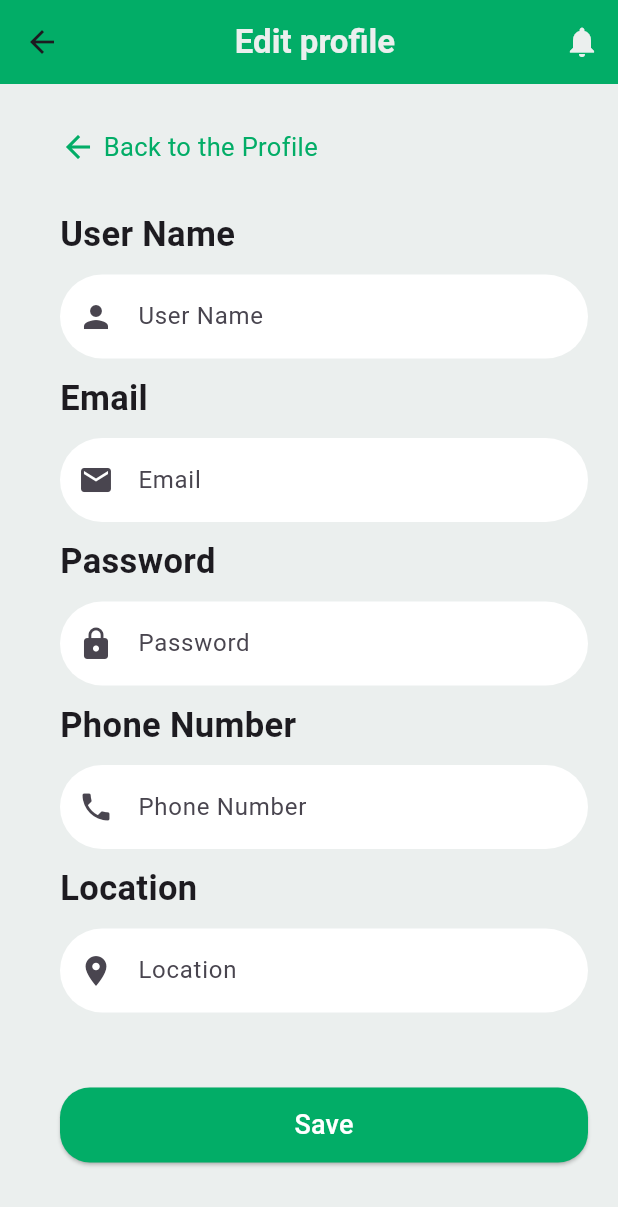
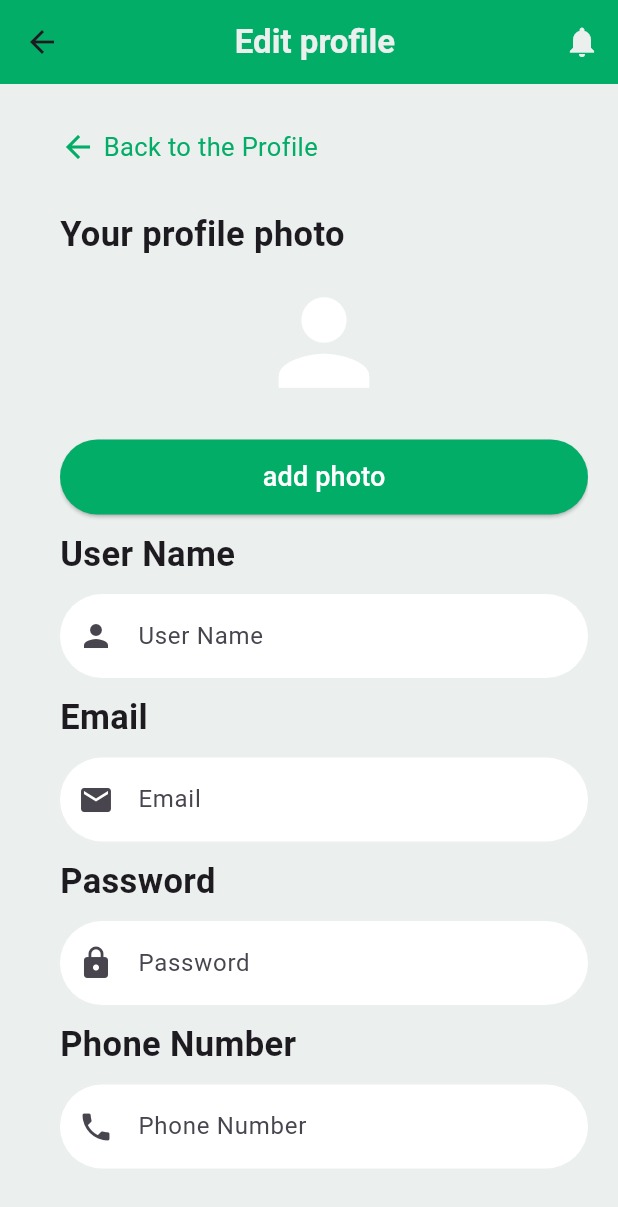
Before and after one commit to Saif-Daghsni/ServiceSpot_APP, a Flutter app: the ProfilePage screen opened by its route, after a tap on "Edit Profile", on a phone screen of 412 x 824 dp. Shown: the top 1207 px of the screen. Run offline on Flutter 3.47's test engine with Material 3 defaults, Android fonts, the phone set to English and light mode, and no system bars; our stand-ins replace cloud_firestore, firebase_auth, firebase_core, geolocator, google_maps_flutter, google_nav_bar and 2 more; accounts and stored records are empty.

Commit message:
profile potot

```diff
--- a/lib/main.dart
+++ b/lib/main.dart
@@ -27,6 +27,8 @@ sign up location te5dem
 step8:
 upload photos done
 
+step9:
+profile photo
 */
 
 
--- a/lib/pages/editeProfile_page.dart
+++ b/lib/pages/editeProfile_page.dart
@@ -1,6 +1,13 @@
+// ignore_for_file: avoid_print
+
+import 'dart:convert';
+import 'dart:io';
+import 'dart:typed_data';
+
 import 'package:flutter/material.dart';
 import 'package:firebase_auth/firebase_auth.dart';
 import 'package:cloud_firestore/cloud_firestore.dart';
+import 'package:image_picker/image_picker.dart';
 
 class EditeprofilePage extends StatefulWidget {
   const EditeprofilePage({super.key});
@@ -10,6 +17,10 @@ class EditeprofilePage extends StatefulWidget {
 }
 
 class _EditeprofilePageState extends State<EditeprofilePage> {
+  File? selectedImage;
+  String? imageBase64;
+  Uint8List? imageBytes;
+
   TextEditingController userNameController = TextEditingController();
   TextEditingController emailController = TextEditingController();
   TextEditingController passwordController = TextEditingController();
@@ -20,6 +31,19 @@ class _EditeprofilePageState extends State<EditeprofilePage> {
   void initState() {
     super.initState();
     _fetchUserData();
+  }
+
+  Future<void> _pickImage() async {
+    ImagePicker imagePicker = ImagePicker();
+    XFile? file = await imagePicker.pickImage(source: ImageSource.gallery);
+    if (file != null) {
+      File imageFile = File(file.path);
+      List<int> imageBytes = await imageFile.readAsBytes();
+      setState(() {
+        selectedImage = imageFile;
+        imageBase64 = base64Encode(imageBytes);
+      });
+    }
   }
 
   // Fetch the current user's data from Firestore
@@ -38,6 +62,19 @@ class _EditeprofilePageState extends State<EditeprofilePage> {
       phoneNumberController.text = userData['phone'] ?? '';
       locationController.text = userData['location'] ?? '';
       passwordController.text = userData['password'] ?? '';
+
+      String? imageBase64 = userData['imageBase64'];
+
+      if (imageBase64 != null && imageBase64.isNotEmpty) {
+        try {
+          Uint8List decodedImage = base64Decode(imageBase64);
+          setState(() {
+            imageBytes = decodedImage;
+          });
+        } catch (e) {
+          print("Error decoding image: $e");
+        }
+      }
     }
   }
 
@@ -53,6 +90,7 @@ class _EditeprofilePageState extends State<EditeprofilePage> {
             'email': emailController.text,
             'phone': phoneNumberController.text,
             'location': locationController.text,
+            'imageBase64': imageBase64 ?? '',
           });
       print("User data updated successfully!");
     }
@@ -119,6 +157,54 @@ class _EditeprofilePageState extends State<EditeprofilePage> {
                 ),
               ),
               SizedBox(height: 30),
+
+              Align(
+                alignment: Alignment.centerLeft,
+                child: Text(
+                  "Your profile photo",
+                  style: TextStyle(fontSize: 23, fontWeight: FontWeight.bold),
+                ),
+              ),
+
+              SizedBox(height: 10),
+
+              imageBytes != null
+            ? ClipOval(
+                child: Image.memory(
+                  imageBytes!,
+                  width: 150,
+                  height: 150,
+                  fit: BoxFit.cover,
+                ),
+              )
+            : Icon(
+            Icons.person,
+            color: Colors.white,
+            size: 90,
+          ),
+
+              SizedBox(height: 20),
+
+              SizedBox(
+                width: double.infinity,
+                height: 50,
+                child: ElevatedButton(
+                  onPressed: _pickImage,
+                  style: ElevatedButton.styleFrom(
+                    backgroundColor: const Color.fromRGBO(2, 173, 103, 1.0),
+                    shape: RoundedRectangleBorder(
+                      borderRadius: BorderRadius.circular(50),
+                      side: BorderSide(color: Colors.transparent, width: 2),
+                    ),
+                  ),
+                  child: Text(
+                    "add photo",
+                    style: TextStyle(fontSize: 18, color: Colors.white),
+                  ),
+                ),
+              ),
+
+              SizedBox(height: 10),
               Align(
                 alignment: Alignment.centerLeft,
                 child: Text(
@@ -200,7 +286,7 @@ class _EditeprofilePageState extends State<EditeprofilePage> {
                 child: ElevatedButton(
                   onPressed: () {
                     _updateUserData();
-                    Navigator.pushNamed(context, '/profilePage');
+                    Navigator.pushNamed(context, '/auth');
                   },
                   style: ElevatedButton.styleFrom(
                     backgroundColor: Color.fromRGBO(2, 173, 103, 1.0),
--- a/lib/pages/editeWorkerProfile.dart
+++ b/lib/pages/editeWorkerProfile.dart
@@ -76,8 +76,8 @@ class _EditWorkerProfileState extends State<EditWorkerProfile> {
             ? ClipOval(
                 child: Image.memory(
                   imageBytes!,
-                  width: 150,
-                  height: 150,
+                  width: 200,
+                  height: 200,
                   fit: BoxFit.cover,
                 ),
               )
--- a/lib/pages/profile_page.dart
+++ b/lib/pages/profile_page.dart
@@ -1,3 +1,6 @@
+import 'dart:convert';
+import 'dart:typed_data';
+
 import 'package:firebase_auth/firebase_auth.dart';
 import 'package:flutter/material.dart';
 import 'package:cloud_firestore/cloud_firestore.dart';
@@ -10,8 +13,18 @@ class ProfilePage extends StatefulWidget {
 }
 
 class _ProfilePageState extends State<ProfilePage> {
+
+  Uint8List? imageBytes;
+
   TextEditingController userNameController = TextEditingController();
   TextEditingController phoneNumberController = TextEditingController();
+
+
+   @override
+  void initState() {
+    super.initState();
+    _fetchUserData(); // Call to fetch user data when the page is loaded
+  }
 
   Future<void> _fetchUserData() async {
     User? user = FirebaseAuth.instance.currentUser;
@@ -24,14 +37,24 @@ class _ProfilePageState extends State<ProfilePage> {
       // Set the data in the text controllers
       userNameController.text = userData['username'] ?? 'No Username';
       phoneNumberController.text = userData['phone'] ?? 'No Phone Number';
+
+      String? imageBase64 = userData['imageBase64'];
+
+      if (imageBase64 != null && imageBase64.isNotEmpty) {
+        try {
+          Uint8List decodedImage = base64Decode(imageBase64);
+          setState(() {
+            imageBytes = decodedImage;
+          });
+        } catch (e) {
+          print("Error decoding image: $e");
+        }
+      }
+
     }
   }
 
-  @override
-  void initState() {
-    super.initState();
-    _fetchUserData(); // Call to fetch user data when the page is loaded
-  }
+
 
   @override
   Widget build(BuildContext context) {
@@ -55,12 +78,23 @@ class _ProfilePageState extends State<ProfilePage> {
               ),
               child: Row(
                 children: [
-                  Icon(
-                    Icons.person,
-                    color: Colors.white,
-                    size: 90,
-                  ),
-                  SizedBox(width: 10),
+                  imageBytes != null
+            ? ClipOval(
+                child: Image.memory(
+                  imageBytes!,
+                  width: 120,
+                  height: 120,
+                  fit: BoxFit.cover,
+                ),
+              )
+            : Icon(
+            Icons.person,
+            color: Colors.white,
+            size: 90,
+          ),
+
+
+                  SizedBox(width: 30),
                   SizedBox(
                     width: 140,
                     height: 90,
@@ -176,7 +210,7 @@ class _ProfilePageState extends State<ProfilePage> {
                   SizedBox(height: 10),
                   GestureDetector(
                     onTap: () {
-                      Navigator.pushNamed(context, '/settingsPage');
+                      Navigator.pushNamed(context, '/editeWorkerProfile');
                     },
                     child: Container(
                       height: 55,
```
Also changed, not shown: lib/pages/addService_page.dart (line endings or trailing spaces).
